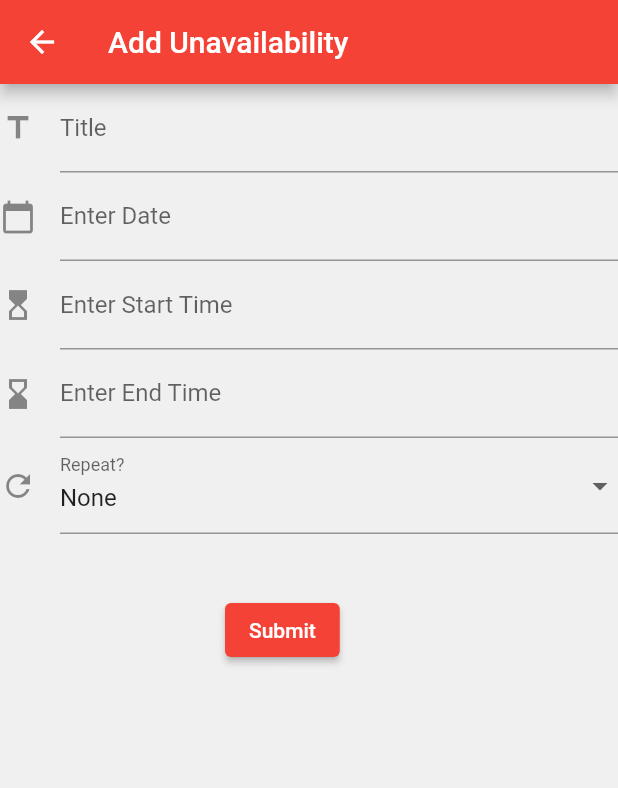
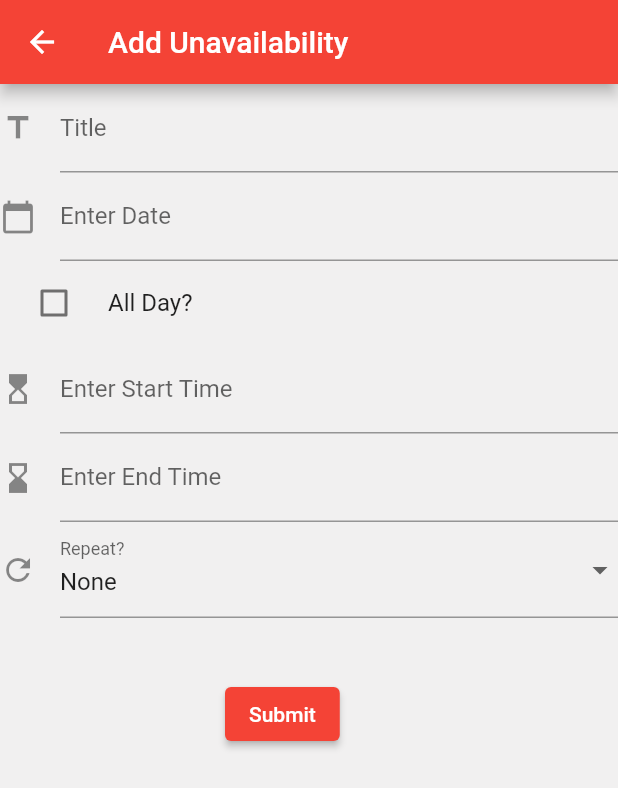
Before and after one commit to TechlauncherFireApp/mobile, a Flutter app: the CalendarFormRoute screen opened directly, on a phone screen of 412 x 824 dp. Shown: the top 788 px of the screen. Run offline on Flutter 3.47's test engine with Material 2 defaults, Android fonts, the phone set to English and light mode, and no system bars; our stand-ins replace fluttertoast, table_calendar; network calls fail.

Commit message:
Form Validation is complete

```diff
--- a/fireapp/lib/pages/Calendar/calendarForm.dart
+++ b/fireapp/lib/pages/Calendar/calendarForm.dart
@@ -1,3 +1,5 @@
+// ignore_for_file: no_leading_underscores_for_local_identifiers, use_build_context_synchronously
+
 import 'package:fireapp/pages/Calendar/calendar_logic.dart';
 import 'package:flutter/material.dart';
 import 'package:intl/intl.dart';
@@ -34,6 +36,7 @@ class _CalendarFormState extends State<CalendarForm> {
   var setStart;
   var setEnd;
   var repeatDropDownValue = 0;
+  bool allDayChecked = false;
   TextEditingController titleController = TextEditingController();
   TextEditingController inputDateController = TextEditingController();
   TextEditingController startTimeController = TextEditingController();
@@ -49,11 +52,12 @@ class _CalendarFormState extends State<CalendarForm> {
         children: <Widget>[
           buildTitleField(),
           buildDatePicker(),
-          buildStartTimeField(),
-          buildEndTimeField(),
+          buildAllDayCheckbox(),
+          //Visbility widget allows the hidden status of fields to be toggled - auto handles turning off valudation
+          Visibility(visible: !allDayChecked, child: buildStartTimeField()),
+          Visibility(visible: !allDayChecked, child: buildEndTimeField()),
           buildEventDropDown(),
-          buildSubmitButton(context, setDate, setStart, setEnd,
-              titleController.text, repeatDropDownValue),
+          buildSubmitButton(context),
         ],
       ),
     );
@@ -107,6 +111,21 @@ class _CalendarFormState extends State<CalendarForm> {
             setDate = selectedDate;
           });
         }
+      },
+    );
+  }
+
+  //All Day Checkbox
+  Widget buildAllDayCheckbox() {
+    return CheckboxListTile(
+      title: const Text("All Day?"),
+      controlAffinity: ListTileControlAffinity
+          .leading, //Where to place it relative to the text/label
+      value: allDayChecked,
+      onChanged: (bool? _allDayChecked) {
+        setState(() {
+          allDayChecked = _allDayChecked!;
+        });
       },
     );
   }
@@ -193,8 +212,7 @@ class _CalendarFormState extends State<CalendarForm> {
   }
 
   // Submit Button
-  Widget buildSubmitButton(BuildContext context, setDate, setStart, setEnd,
-      title, repeatDropDownValue) {
+  Widget buildSubmitButton(BuildContext context) {
     return Container(
       padding: const EdgeInsets.only(left: 150.0, top: 40.0),
       // ignore: unnecessary_new
@@ -202,19 +220,47 @@ class _CalendarFormState extends State<CalendarForm> {
         child: const Text('Submit'),
         // SUBMIT FUNCTION
         onPressed: () async {
+          submitFunction();
+        },
+      ),
+    );
+  }
+
+  /* Submit Function
+  *  DESC: validates form, converts datetime format, sends request to server, and navigates back to calendar page
+  */
+  void submitFunction() async {
     //Form Validationn --- Checks if all fields with a validate property are filled out
     if (_formKey.currentState!.validate()) {
       // Checks that end time is after start time
+      if (allDayChecked) {
+        //If all day is checked then pass event as 12AM - 12PM
+        String startDate =
+            convertTimeToISO8601(const TimeOfDay(hour: 0, minute: 0), setDate);
+        String endDate = convertTimeToISO8601(
+            const TimeOfDay(hour: 23, minute: 59), setDate);
+
+        // POST REQUEST
+        await createEvent(
+            startDate, endDate, titleController.text, repeatDropDownValue);
+
+        //Return to calendar page
+        Navigator.pop(context);
+      } else {
         if (timeToDouble(setEnd) > timeToDouble(setStart)) {
           // Calendar Widget only accepts UTC dates without any time values
+          // If all day not checked then parse date w/ selected time values
           String startDate = convertTimeToISO8601(setStart, setDate);
           String endDate = convertTimeToISO8601(setEnd, setDate);
 
-              // POST Request
-              await createEvent(startDate, endDate, title, repeatDropDownValue);
+          // POST REQUEST
+          await createEvent(
+              startDate, endDate, titleController.text, repeatDropDownValue);
 
           //Return to calendar page
           Navigator.pop(context);
+
+          // Check if allday is checked...
         } else {
           ScaffoldMessenger.of(context).showSnackBar(
             const SnackBar(
@@ -222,8 +268,6 @@ class _CalendarFormState extends State<CalendarForm> {
           );
         }
       }
-        },
-      ),
-    );
     }
   }
+}
```
Lines whose indentation alone changed are shown as unchanged.
